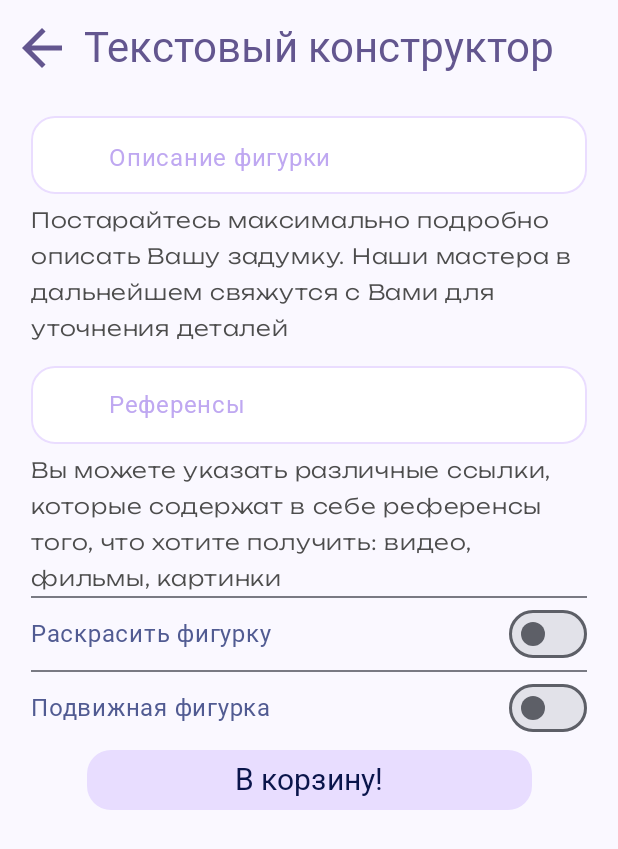
After one commit to TerrifyingAnt/custom_figures, an Android app built with Jetpack Compose: the ModelFromTextConstructorScreen screen opened through its navigation route, on a phone screen of 412 x 824 dp. The commit adds this screen. Shown: the top 849 px of the screen. Run offline under Robolectric (Android 15) with nearby library versions, the light colour scheme and no system bars; our stand-ins replace Dagger/Hilt's generated code, Room's generated code; Roboto replaces fonts that are not available here.

Commit message:
Добавлена логика для добавления фигурок через текстовый конструктор

```diff
--- a/app/src/main/java/xd/jg/custom_figures/data/local/entity/BasketItemEntity.kt
+++ b/app/src/main/java/xd/jg/custom_figures/data/local/entity/BasketItemEntity.kt
@@ -10,6 +10,9 @@ data class BasketItemEntity (
     val type: Int,
     val figureId: Int = 0,
     val description: String = "",
+    val references: String = "",
+    val movable: Boolean = false,
+    val colored: Boolean = false,
     val hairLink: String = "",
     val eyeLink: String = "",
     val bodyLink: String = "",
--- a/app/src/main/java/xd/jg/custom_figures/presentation/catalog_screen/components/TypeOfConstructorDialog.kt
+++ b/app/src/main/java/xd/jg/custom_figures/presentation/catalog_screen/components/TypeOfConstructorDialog.kt
@@ -66,7 +66,10 @@ fun TypeOfConstructorDialog(
                     CustomButton(
                         buttonColor = CustomPrimaryFixedDim,
                         buttonText = stringResource(id = R.string.text_constructor_string),
-                        onClick = { viewModel.updateIsDialogShown() },
+                        onClick = {
+                            viewModel.updateIsDialogShown()
+                            navController.navigate(Routes.ModelFromTextConstructorScreen.route)
+                                  },
                         modifiers = Modifier.fillMaxWidth(0.8f)
                     )
                 }
--- a/app/src/main/java/xd/jg/custom_figures/presentation/components/CustomTextField.kt
+++ b/app/src/main/java/xd/jg/custom_figures/presentation/components/CustomTextField.kt
@@ -1,5 +1,6 @@
 package xd.jg.custom_figures.presentation.components
 
+import android.util.Log
 import androidx.compose.foundation.clickable
 import androidx.compose.foundation.layout.Column
 import androidx.compose.foundation.layout.fillMaxWidth
@@ -22,6 +23,7 @@ import androidx.compose.ui.text.input.KeyboardType
 import androidx.compose.ui.text.input.VisualTransformation
 import androidx.compose.ui.tooling.preview.Preview
 import androidx.compose.ui.unit.dp
+import androidx.compose.ui.unit.times
 import xd.jg.custom_figures.ui.theme.CustomPrimary
 import xd.jg.custom_figures.ui.theme.CustomTertiary
 import xd.jg.custom_figures.ui.theme.CustomTertiaryContainer
@@ -41,7 +43,8 @@ fun CustomTextField(
     leadingIcon: ImageVector? = null,
     onTrailingIconClick: (() -> Unit)? = null,
     backgroundColor: Color? = null,
-    cursorColor: Color? = null
+    cursorColor: Color? = null,
+    singleLine: Boolean = true
 ) {
     Column(
         modifier = modifier
@@ -50,8 +53,8 @@ fun CustomTextField(
         OutlinedTextField(
             modifier = Modifier
                 .fillMaxWidth()
-                .padding(top = 3.dp)
-                .height(60.dp),
+                .padding(vertical = 5.dp)
+                .height(60.dp + ((textValue.split("\n").size - 1 ) * 25.dp)),
             label = { Text(text = description, color = cursorColor ?: CustomTertiary, fontFamily = robotoRegularFont) },
             value = textValue,
             colors = TextFieldDefaults.colors(
@@ -64,7 +67,8 @@ fun CustomTextField(
             ),
             onValueChange = onValueChanged,
             shape = RoundedCornerShape(ROUNDED.dp),
-            singleLine = true,
+            singleLine = singleLine,
+            maxLines = if (singleLine) 1 else textValue.split('\n').size + 1,
             leadingIcon = {if(leadingIcon != null){
                 Icon(
                     imageVector = leadingIcon,
@@ -96,6 +100,7 @@ fun CustomTextField(
             keyboardOptions = KeyboardOptions(keyboardType = keyboardType),
             visualTransformation = visualTransformation
         )
+        Log.d("XD", textValue.split("\n").toString())
     }
 }
 
--- /dev/null
+++ b/app/src/main/java/xd/jg/custom_figures/presentation/model_from_text_constructor/ModelFromTextConstructorScreen.kt
@@ -0,0 +1,72 @@
+package xd.jg.custom_figures.presentation.model_from_text_constructor
+
+import android.widget.Toast
+import androidx.activity.compose.BackHandler
+import androidx.compose.foundation.layout.Column
+import androidx.compose.foundation.layout.fillMaxWidth
+import androidx.compose.foundation.layout.size
+import androidx.compose.material.icons.Icons
+import androidx.compose.material.icons.automirrored.filled.ArrowBack
+import androidx.compose.material3.ExperimentalMaterial3Api
+import androidx.compose.material3.Icon
+import androidx.compose.material3.IconButton
+import androidx.compose.material3.Text
+import androidx.compose.material3.TopAppBar
+import androidx.compose.runtime.Composable
+import androidx.compose.ui.Alignment
+import androidx.compose.ui.Modifier
+import androidx.compose.ui.platform.LocalContext
+import androidx.compose.ui.unit.dp
+import androidx.compose.ui.unit.sp
+import androidx.hilt.navigation.compose.hiltViewModel
+import androidx.navigation.NavController
+import xd.jg.custom_figures.presentation.model_from_text_constructor.components.ModelFromTextContent
+import xd.jg.custom_figures.presentation.navigation.BottomNavigationItems
+import xd.jg.custom_figures.ui.theme.CustomSecondary
+import xd.jg.custom_figures.ui.theme.unboundedBoldFont
+
+@OptIn(ExperimentalMaterial3Api::class)
+@Composable
+fun ModelFromTextConstructorScreen(
+    navController: NavController,
+    viewModel: ModelFromTextConstructorViewModel = hiltViewModel()) {
+
+    when {
+        viewModel.modelFromPhotoConstructorUIState.value.successfullyAdded.value -> {
+            navController.popBackStack()
+        }
+        viewModel.modelFromPhotoConstructorUIState.value.error.value -> {
+            Toast.makeText(LocalContext.current, "Все поля должны быть заполнены", Toast.LENGTH_SHORT).show()
+            viewModel.updateError(false)
+        }
+    }
+
+    BackHandler {
+        navController.popBackStack(BottomNavigationItems.CatalogScreen.route, false)
+    }
+    Column(modifier = Modifier.fillMaxWidth(), horizontalAlignment = Alignment.CenterHorizontally) {
+        TopAppBar(
+            title = {
+                Text(
+                    "Текстовый конструктор",
+                    color = CustomSecondary,
+                    fontFamily = unboundedBoldFont,
+                    fontSize = 28.sp
+                )
+            },
+            navigationIcon = {
+                IconButton(onClick = { navController.popBackStack(BottomNavigationItems.CatalogScreen.route, false) }) {
+                    Icon(
+                        Icons.AutoMirrored.Filled.ArrowBack,
+                        contentDescription = "go fucking back",
+                        tint = CustomSecondary,
+                        modifier = Modifier.size(50.dp)
+                    )
+                }
+            }
+        )
+        ModelFromTextContent()
+    }
+
+
+}
--- /dev/null
+++ b/app/src/main/java/xd/jg/custom_figures/presentation/model_from_text_constructor/ModelFromTextConstructorUIState.kt
@@ -0,0 +1,14 @@
+package xd.jg.custom_figures.presentation.model_from_text_constructor
+
+import androidx.compose.runtime.MutableState
+import androidx.compose.runtime.mutableStateOf
+
+data class ModelFromTextConstructorUIState (
+    val figureDescription: MutableState<String> = mutableStateOf(""),
+    val figureReferences: MutableState<String> = mutableStateOf(""),
+    val switchColorFigure: MutableState<Boolean> = mutableStateOf(false),
+    val switchMovingFigure: MutableState<Boolean> = mutableStateOf(false),
+
+    val error: MutableState<Boolean> = mutableStateOf(false),
+    val successfullyAdded: MutableState<Boolean> = mutableStateOf(false)
+)
--- /dev/null
+++ b/app/src/main/java/xd/jg/custom_figures/presentation/model_from_text_constructor/components/ModelFromTextContent.kt
@@ -0,0 +1,102 @@
+package xd.jg.custom_figures.presentation.model_from_text_constructor.components
+
+import androidx.compose.foundation.layout.Arrangement
+import androidx.compose.foundation.layout.Column
+import androidx.compose.foundation.layout.Row
+import androidx.compose.foundation.layout.Spacer
+import androidx.compose.foundation.layout.fillMaxHeight
+import androidx.compose.foundation.layout.fillMaxWidth
+import androidx.compose.foundation.layout.size
+import androidx.compose.foundation.lazy.LazyColumn
+import androidx.compose.material3.Divider
+import androidx.compose.material3.Switch
+import androidx.compose.material3.Text
+import androidx.compose.runtime.Composable
+import androidx.compose.ui.Alignment
+import androidx.compose.ui.Modifier
+import androidx.compose.ui.tooling.preview.Preview
+import androidx.compose.ui.unit.dp
+import androidx.compose.ui.unit.sp
+import androidx.hilt.navigation.compose.hiltViewModel
+import xd.jg.custom_figures.presentation.components.CustomButton
+import xd.jg.custom_figures.presentation.components.CustomTextField
+import xd.jg.custom_figures.presentation.model_from_text_constructor.ModelFromTextConstructorViewModel
+import xd.jg.custom_figures.ui.theme.CustomAccent
+import xd.jg.custom_figures.ui.theme.CustomPrimary
+import xd.jg.custom_figures.ui.theme.CustomSecondaryContainer
+import xd.jg.custom_figures.ui.theme.unboundedBoldFont
+import xd.jg.custom_figures.ui.theme.unboundedLightFont
+
+@Composable
+fun ModelFromTextContent(viewModel: ModelFromTextConstructorViewModel = hiltViewModel()) {
+    LazyColumn(modifier = Modifier.fillMaxWidth(0.9f)) {
+        item {
+                CustomTextField(
+                    modifier = Modifier,
+                    description = "Описание фигурки",
+                    hint = "Описание фигурки",
+                    textValue = viewModel.modelFromPhotoConstructorUIState.value.figureDescription.value,
+                    onValueChanged = viewModel::updateDescription,
+                    singleLine = false,
+                )
+            }
+        item {
+            Text(text ="Постарайтесь максимально подробно описать Вашу задумку. " +
+                    "Наши мастера в дальнейшем свяжутся с Вами для уточнения деталей",
+                color = CustomAccent,
+                fontFamily = unboundedLightFont,
+                fontSize = 14.sp)
+        }
+        item {
+            CustomTextField(
+                description = "Референсы",
+                hint = "Референсы",
+                textValue = viewModel.modelFromPhotoConstructorUIState.value.figureReferences.value,
+                onValueChanged = viewModel::updateReferencesLink
+            )
+        }
+        item {
+            Text(text ="Вы можете указать различные ссылки,\n" +
+                    "которые содержат в себе референсы \n" +
+                    "того, что хотите получить: видео, \n" +
+                    "фильмы, картинки",
+                color = CustomAccent,
+                fontFamily = unboundedLightFont,
+                fontSize = 14.sp)
+        }
+        item {
+            Divider()
+        }
+        item {
+            Row(modifier = Modifier.fillMaxWidth(), horizontalArrangement = Arrangement.SpaceBetween, verticalAlignment = Alignment.CenterVertically) {
+                Text(text = "Раскрасить фигурку", color = CustomPrimary, fontFamily = unboundedBoldFont)
+                Switch(
+                    checked = viewModel.modelFromPhotoConstructorUIState.value.switchColorFigure.value,
+                    onCheckedChange = { viewModel.updateColorFigureSwitch() })
+            }
+        }
+        item {
+            Divider()
+        }
+        item {
+            Row(modifier = Modifier.fillMaxWidth(), horizontalArrangement = Arrangement.SpaceBetween, verticalAlignment = Alignment.CenterVertically) {
+                Text(text = "Подвижная фигурка", color = CustomPrimary, fontFamily = unboundedBoldFont)
+                Switch(checked = false, onCheckedChange = {viewModel.updateMovableFigureSwitch()})
+            }
+        }
+        item {
+            Column(modifier = Modifier
+                .fillMaxWidth()
+                .fillMaxHeight(), verticalArrangement = Arrangement.Bottom, horizontalAlignment = Alignment.CenterHorizontally) {
+                CustomButton(buttonColor = CustomSecondaryContainer, buttonText = "В корзину!", onClick = { viewModel.saveDescription() }, modifiers = Modifier.fillMaxWidth(0.8f))
+                Spacer(Modifier.size(5.dp))
+            }
+        }
+    }
+}
+
+@Composable
+@Preview
+fun ModelFromTextContentPreview() {
+    ModelFromTextContent()
+}
--- a/app/src/main/java/xd/jg/custom_figures/presentation/navigation/NavigationGraph.kt
+++ b/app/src/main/java/xd/jg/custom_figures/presentation/navigation/NavigationGraph.kt
@@ -11,6 +11,7 @@ import xd.jg.custom_figures.presentation.basket_screen.BasketScreen
 import xd.jg.custom_figures.presentation.catalog_screen.CatalogScreen
 import xd.jg.custom_figures.presentation.figure_detail_screen.FigureDetailScreen
 import xd.jg.custom_figures.presentation.model_from_photo_constructor_screen.ModelFromPhotoConstructorScreen
+import xd.jg.custom_figures.presentation.model_from_text_constructor.ModelFromTextConstructorScreen
 import xd.jg.custom_figures.presentation.register_screen.RegisterScreen
 
 @Composable
@@ -63,6 +64,11 @@ fun NavigationGraph(navController: NavHostController, onBottomVisibilityChanged:
             onBottomVisibilityChanged(false)
             ModelFromPhotoConstructorScreen(navController)
         }
+
+        composable(Routes.ModelFromTextConstructorScreen.route) {
+            onBottomVisibilityChanged(false)
+            ModelFromTextConstructorScreen(navController)
+        }
     }
 
 }
--- a/app/src/main/java/xd/jg/custom_figures/presentation/navigation/Routes.kt
+++ b/app/src/main/java/xd/jg/custom_figures/presentation/navigation/Routes.kt
@@ -7,4 +7,6 @@ sealed class Routes(val route: String) {
     object FigureDetailScreen : Routes("catalog_screen/{figure_model}")
 
     object ModelFromPhotoConstructorScreen : Routes("model_from_photo_constructor")
+
+    object ModelFromTextConstructorScreen : Routes("model_from_text_constructor")
 }
```
Also changed, not shown: app/src/main/java/xd/jg/custom_figures/presentation/model_from_text_constructor/ModelFromTextConstructorViewModel.kt (added, +89 -0 lines).
